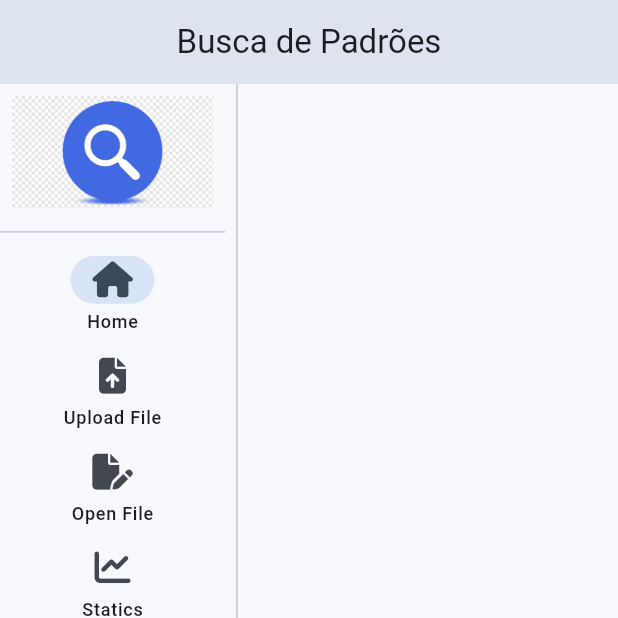
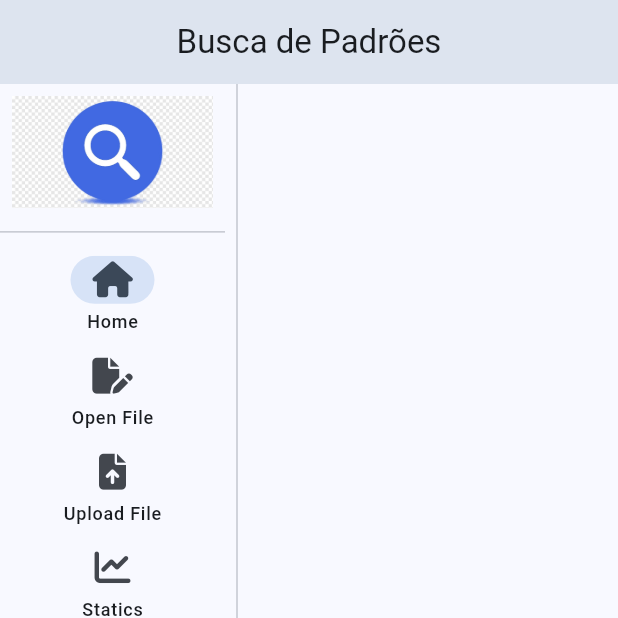
Before and after one commit to RobertsFerreira/data_analyze_front_end, a Flutter app: the screen it shows after launch, on a phone screen of 412 x 824 dp, the top half of it. Run offline on Flutter 3.47's test engine with Material 2 defaults, Android fonts, the phone set to English and light mode, and no system bars; our stand-ins replace dio, file_picker, flutter_mobx, font_awesome_flutter, mobx; generated files the repository leaves out were written again.

```diff
--- a/lib/modules/app_widget.dart
+++ b/lib/modules/app_widget.dart
@@ -1,6 +1,6 @@
 import 'package:flutter/material.dart';
 
-import 'home/home_page.dart';
+import 'home/pages/home_page.dart';
 
 class AppWidget extends StatelessWidget {
   const AppWidget({Key? key}) : super(key: key);
--- a/lib/modules/home/home_page.dart
+++ b/lib/modules/home/pages/home_page.dart
@@ -1,7 +1,7 @@
 import 'package:flutter/material.dart';
 import 'package:flutter_mobx/flutter_mobx.dart';
 
-import '../home/controller/home_controller.dart';
+import '../controller/home_controller.dart';
 
 class HomePage extends StatelessWidget {
   final controller = HomeController();
@@ -45,13 +45,13 @@ class HomePage extends StatelessWidget {
             ),
           ),
           const VerticalDivider(),
-          Observer(
-            builder: (_) {
-              final widgetPageSelected = controller.pageSelect.widget;
-              return Expanded(
-                child: widgetPageSelected,
-              );
-            },
+          Expanded(
+            child: Observer(
+              builder: (_) {
+                final widgetPageSelected = controller.pageSelect.widget;
+                return widgetPageSelected;
+              },
+            ),
           )
         ],
       ),
```
Also changed, not shown: lib/modules/home/enums/enum_page_selected.dart (+7 -8 lines), lib/modules/manipulation_file/pages/manipulation_file_page.dart (added, +48 -0 lines).
